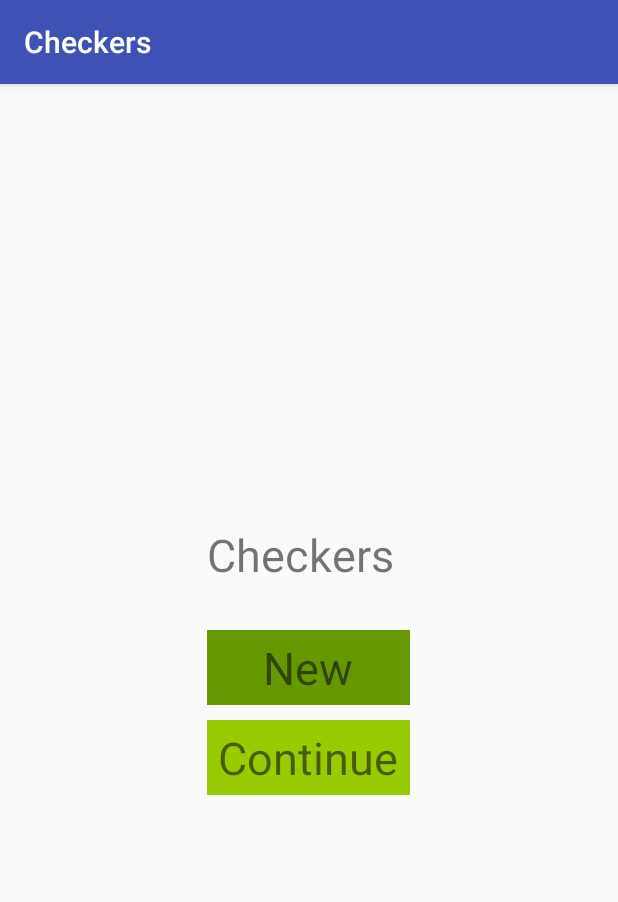
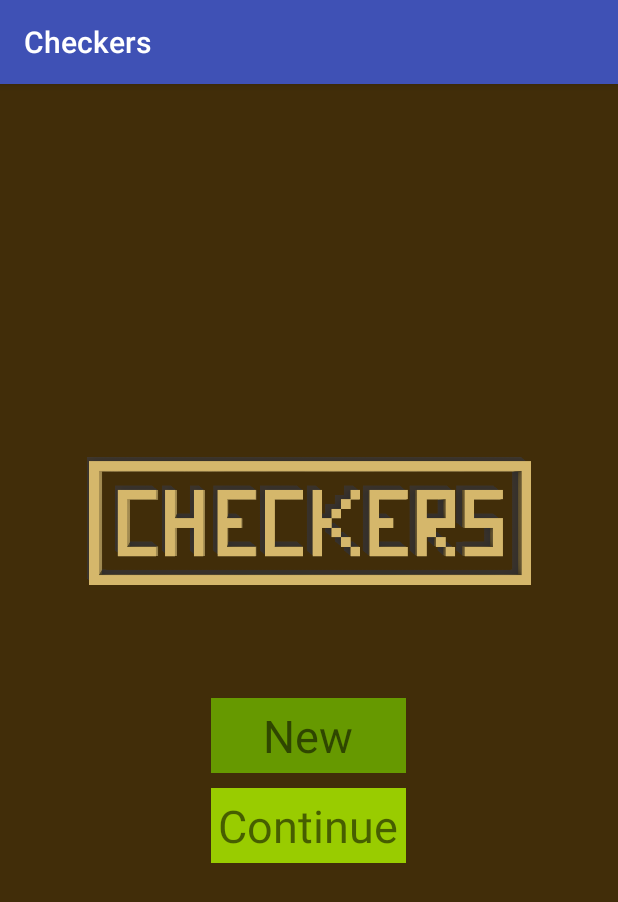
Before and after one commit to JosephGormley/Checkers, an Android app: the screen it shows after launch (MainActivity), on a phone screen of 412 x 824 dp. Shown: the top 902 px of the screen. Run offline under Robolectric (Android 15) with nearby library versions, the phone set to English and light mode, and no system bars.

Commit message:
Main Menu - XML touch-ups
Main Menu Title
Proper layout configurations

```diff
--- a/app/src/main/java/com/example/joegormley/checkers/MainActivity.java
+++ b/app/src/main/java/com/example/joegormley/checkers/MainActivity.java
@@ -48,7 +48,7 @@ public class MainActivity extends AppCompatActivity {
 
         // @TODO
         // Place red pieces.
-        Piece
+        // Piece
 
 
     }
--- a/app/src/main/res/layout/activity_main.xml
+++ b/app/src/main/res/layout/activity_main.xml
@@ -8,60 +8,62 @@
 
     <RelativeLayout
         android:layout_width="match_parent"
-        android:layout_height="match_parent" >
+        android:layout_height="match_parent"
+        android:background="@color/colorAccent">
 
         <LinearLayout
             android:id="@+id/menuLayout"
             android:layout_width="wrap_content"
             android:layout_height="wrap_content"
             android:layout_centerInParent="true"
+            android:gravity="center"
             android:orientation="vertical">
 
             <!-- THIS IS GOING TO BE AN IMAGEVIEW -->
-            <TextView
-                android:layout_width="wrap_content"
-                android:layout_height="wrap_content"
-                android:layout_marginBottom="30dp"
+            <ImageView
+                android:layout_width="460dp"
+                android:layout_height="85dp"
+                android:layout_marginBottom="75dp"
                 android:gravity="center"
-                android:text="Checkers"
-                android:textSize="30sp" />
+                android:src="@drawable/menu_title" />
+
 
             <!-- NEW GAME BUTTON -->
             <RelativeLayout
-                android:layout_width="wrap_content"
-                android:layout_height="wrap_content"
+                android:layout_width="130dp"
+                android:layout_height="50dp"
                 android:layout_marginBottom="10dp">
 
                 <ImageView
-                    android:layout_width="135dp"
-                    android:layout_height="50dp"
-                    android:backgroundTint="@android:color/holo_blue_light"
+                    android:layout_width="match_parent"
+                    android:layout_height="match_parent"
                     android:onClick="startGame"
                     android:src="@android:color/holo_green_dark" />
+
                 <TextView
-                    android:layout_width="wrap_content"
-                    android:layout_height="wrap_content"
+                    android:layout_width="match_parent"
+                    android:layout_height="match_parent"
+                    android:gravity="center"
                     android:text="New"
-                    android:layout_centerInParent="true"
                     android:textSize="30sp" />
 
             </RelativeLayout>
 
             <!-- CONTINUE GAME BUTTON -->
             <RelativeLayout
-                android:layout_width="wrap_content"
-                android:layout_height="wrap_content" >
+                android:layout_width="130dp"
+                android:layout_height="50dp">
 
 
                 <ImageView
-                    android:layout_width="135dp"
-                    android:layout_height="50dp"
+                    android:layout_width="match_parent"
+                    android:layout_height="match_parent"
                     android:src="@android:color/holo_green_light" />
 
                 <TextView
-                    android:layout_width="wrap_content"
-                    android:layout_height="wrap_content"
-                    android:layout_centerInParent="true"
+                    android:layout_width="match_parent"
+                    android:layout_height="match_parent"
+                    android:gravity="center"
                     android:text="Continue"
                     android:textSize="30sp" />
             </RelativeLayout>
--- a/app/src/main/res/values/colors.xml
+++ b/app/src/main/res/values/colors.xml
@@ -2,5 +2,5 @@
 <resources>
     <color name="colorPrimary">#3F51B5</color>
     <color name="colorPrimaryDark">#303F9F</color>
-    <color name="colorAccent">#FF4081</color>
+    <color name="colorAccent">#412d09</color>
 </resources>
```
Also changed, not shown: app/src/main/res/drawable/menu_title.png (added).
